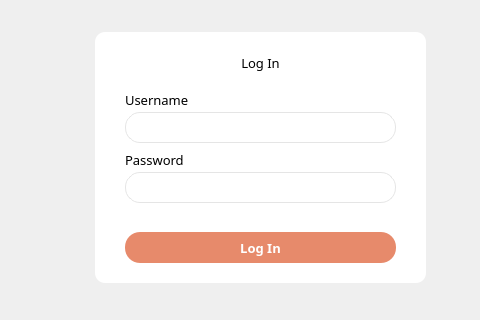
Before: the Qt Designer form LibraryInformationSystem/mainwindow.ui in janelle-lr/CS106LibraryInformationSystem, drawn with Qt 5; both pictures show x 265 to 745 and y 168 to 488 of the 1052 by 634 pixel window.
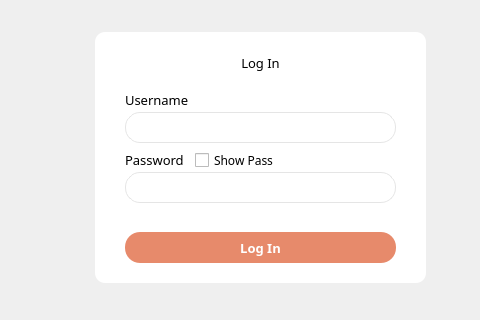
After: the same form once the commit is applied. Icons and pictures are not drawn.

Diff of the .ui file:
```diff
--- a/LibraryInformationSystem/mainwindow.ui
+++ b/LibraryInformationSystem/mainwindow.ui
@@ -190,6 +190,19 @@
       <set>Qt::AlignCenter</set>
      </property>
     </widget>
+    <widget class="QCheckBox" name="checkBox">
+     <property name="geometry">
+      <rect>
+       <x>100</x>
+       <y>120</y>
+       <width>91</width>
+       <height>17</height>
+      </rect>
+     </property>
+     <property name="text">
+      <string>Show Pass</string>
+     </property>
+    </widget>
    </widget>
    <widget class="QLabel" name="logoImage">
     <property name="geometry">
```
Left out of the diff: 3 changed lines with no effect on the pictures.
